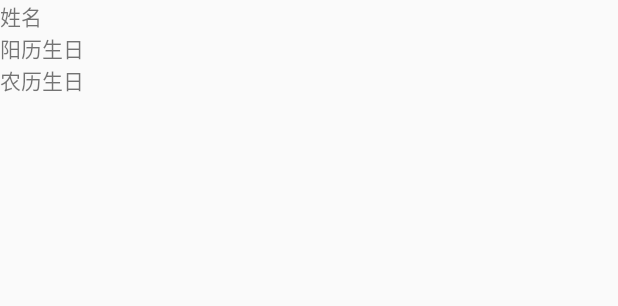
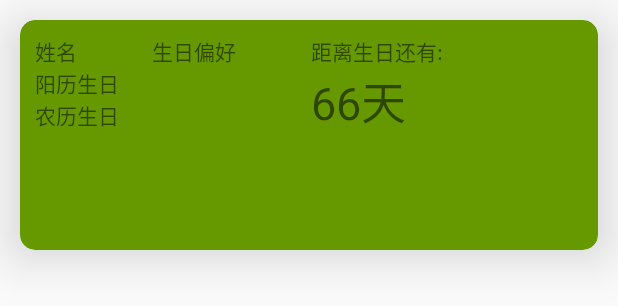
Before and after one commit to zmin666/Birthday, an Android app: the layout item_main.xml on its own in the app's theme, with its tools: preview values and no code run, on a phone screen of 412 x 824 dp. Shown: the top 306 px of the screen. Run offline under Robolectric (Android 15) with nearby library versions, the phone set to English and light mode, and no system bars.

Commit message:
添加cradview和双击返回

```diff
--- a/app/build.gradle
+++ b/app/build.gradle
@@ -97,4 +97,5 @@ dependencies {
     compile 'org.greenrobot:greendao:3.2.2'
     // LeanCloud 基础包
     compile 'cn.leancloud.android:avoscloud-sdk:v4.1.0'
+    compile 'com.android.support:cardview-v7:25.0.0'
 }
--- a/app/src/main/java/com/zmin/birthday/mvp/ui/activity/LoginRegisterActivity.java
+++ b/app/src/main/java/com/zmin/birthday/mvp/ui/activity/LoginRegisterActivity.java
@@ -128,12 +128,12 @@ public class LoginRegisterActivity extends BaseActivity<LoginRegisterPresenter>
 
     @Override
     public void launchActivity(Intent intent) {
-
+        startActivity(intent);
     }
 
     @Override
     public void killMyself() {
-
+        finish();
     }
 
     @Override
--- a/app/src/main/java/com/zmin/birthday/mvp/ui/holder/BirthdayHolder.java
+++ b/app/src/main/java/com/zmin/birthday/mvp/ui/holder/BirthdayHolder.java
@@ -34,7 +34,7 @@ public class BirthdayHolder extends BaseHolder<Birthday> {
     @Override
     public void setData(Birthday data, int position) {
         tv_name.setText(data.getName());
-        tv_new_birthday.setText(data.getYear() + data.getMonth() + data.getDay());
-        tv_old_birthday.setText(data.getOld_year() + data.getOld_month() + data.getOld_day());
+        tv_new_birthday.setText("阳历生日: " + data.getYear() + data.getMonth() + data.getDay());
+        tv_old_birthday.setText("农历生日: " + data.getOld_year() + data.getOld_month() + data.getOld_day());
     }
 }
--- a/app/src/main/res/layout/item_main.xml
+++ b/app/src/main/res/layout/item_main.xml
@@ -1,8 +1,18 @@
 <?xml version="1.0" encoding="utf-8"?>
-<LinearLayout xmlns:android="http://schemas.android.com/apk/res/android"
+<android.support.v7.widget.CardView
+    xmlns:android="http://schemas.android.com/apk/res/android"
+    xmlns:app="http://schemas.android.com/apk/res-auto"
     android:layout_width="match_parent"
-              android:layout_height="wrap_content"
-              android:orientation="vertical">
+    android:layout_height="230px"
+    android:layout_margin="20px"
+    app:cardBackgroundColor="#669900"
+    app:cardCornerRadius="10dp"
+    app:cardElevation="20dp">
+
+    <RelativeLayout
+        android:layout_width="match_parent"
+        android:layout_height="match_parent"
+        android:padding="10dp">
 
         <TextView
             android:id="@+id/tv_name"
@@ -10,18 +20,48 @@
             android:layout_height="wrap_content"
             android:text="姓名"/>
 
+
+        <TextView
+            android:id="@+id/tv_perfer"
+            android:layout_width="wrap_content"
+            android:layout_height="wrap_content"
+            android:layout_marginLeft="50dp"
+            android:layout_toRightOf="@+id/tv_name"
+            android:text="生日偏好"/>
+
+        <TextView
+            android:id="@+id/tv_count_time"
+            android:layout_width="wrap_content"
+            android:layout_height="wrap_content"
+            android:layout_marginLeft="50dp"
+            android:layout_toRightOf="@+id/tv_perfer"
+            android:text="距离生日还有:"/>
+
+        <TextView
+            android:layout_width="wrap_content"
+            android:layout_height="wrap_content"
+            android:layout_below="@+id/tv_count_time"
+            android:layout_alignLeft="@+id/tv_count_time"
+            android:textSize="30sp"
+            android:text="66天"/>
+
+
         <TextView
             android:id="@+id/tv_old_birthday"
             android:layout_width="wrap_content"
             android:layout_height="wrap_content"
+            android:layout_below="@+id/tv_name"
             android:text="阳历生日"/>
-
 
         <TextView
             android:id="@+id/tv_new_birthday"
             android:layout_width="wrap_content"
             android:layout_height="wrap_content"
+            android:layout_below="@+id/tv_old_birthday"
             android:text="农历生日"/>
 
 
-</LinearLayout>
+    </RelativeLayout>
+
+
+</android.support.v7.widget.CardView>
```
Also changed, not shown: app/src/main/AndroidManifest.xml (+5 -11 lines), app/src/main/java/com/zmin/birthday/app/userpermission/user/User.java (+62 -3 lines), app/src/main/java/com/zmin/birthday/mvp/presenter/LoginRegisterPresenter.java (+18 -3 lines), app/src/main/java/com/zmin/birthday/mvp/presenter/SplashPresenter.java (+9 -1 lines), app/src/main/java/com/zmin/birthday/mvp/ui/activity/MainActivity.java (+27 -1 lines). Lines whose indentation alone changed are shown as unchanged.
